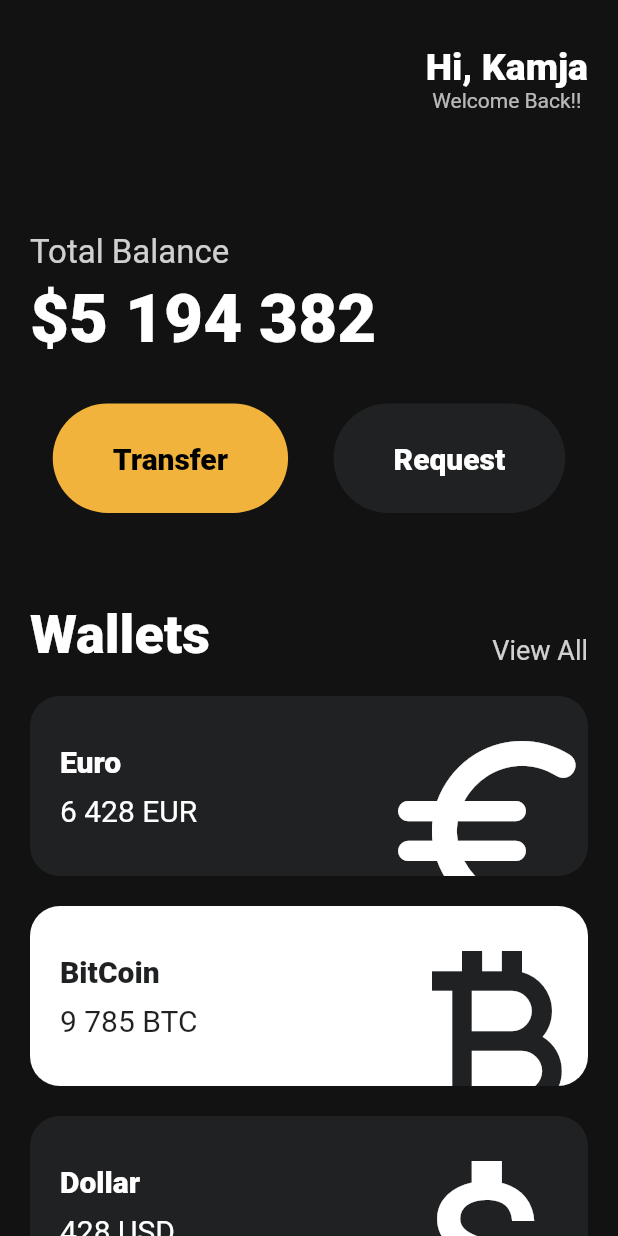
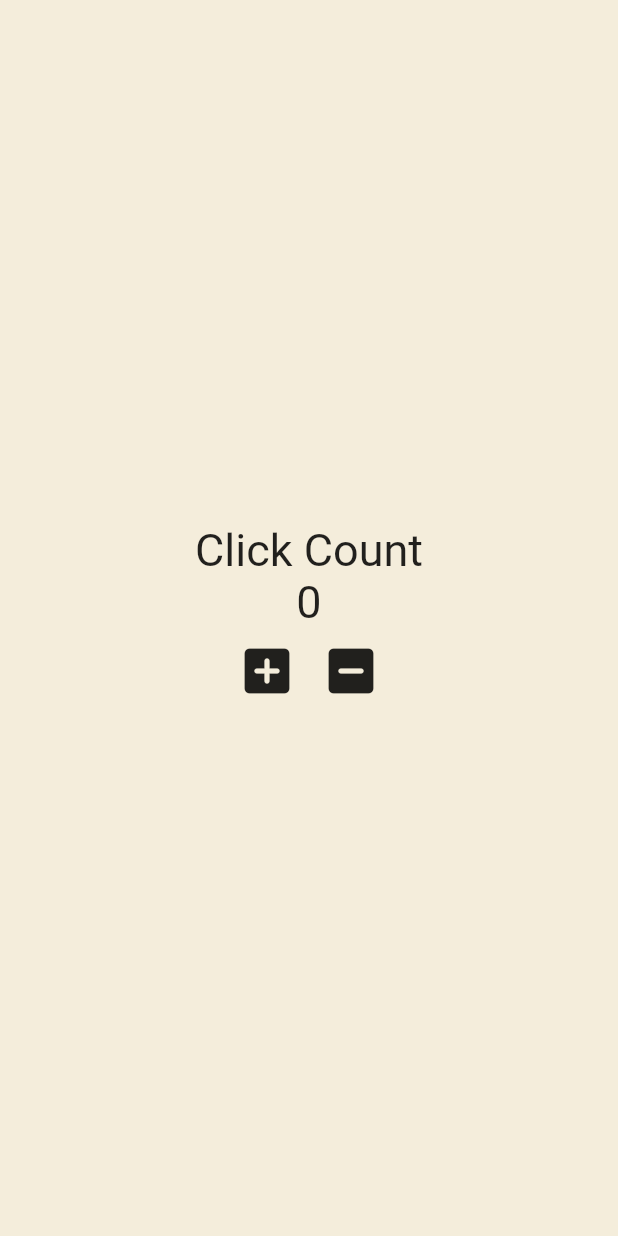
Before and after one commit to kamja44/Flutter, a Flutter app: the screen it shows after launch, on a phone screen of 412 x 824 dp. Run offline on Flutter 3.47's test engine with Material 2 defaults, Android fonts, the phone set to English and light mode, and no system bars.

Commit message:
statefulWidget, setState

```diff
--- a/toonflix/lib/main.dart
+++ b/toonflix/lib/main.dart
@@ -1,144 +1,72 @@
 import 'package:flutter/material.dart';
-import 'package:toonflix/widgets/button.dart';
-import 'package:toonflix/widgets/currency_card.dart';
 
 void main() {
   runApp(const App());
 }
 
-class App extends StatelessWidget {
+class App extends StatefulWidget {
   const App({super.key});
+
+  @override
+  State<App> createState() => _AppState();
+}
+
+class _AppState extends State<App> {
+  int counter = 0;
+
+  void onClicked() {
+    setState(
+      () {
+        counter += 1;
+      },
+    );
+  }
+
+  void onMClicked() {
+    setState(() {
+      counter -= 1;
+    });
+  }
 
   @override
   Widget build(BuildContext context) {
     return MaterialApp(
       home: Scaffold(
-        backgroundColor: const Color.fromRGBO(18, 18, 18, 1),
-        body: SingleChildScrollView(
-          child: Padding(
-            padding: const EdgeInsets.symmetric(horizontal: 20),
+        backgroundColor: const Color(0xFFF4EDDB),
+        body: Center(
           child: Column(
-              crossAxisAlignment: CrossAxisAlignment.start,
-              children: [
-                const SizedBox(
-                  height: 30,
-                ),
-                Row(
-                  mainAxisAlignment: MainAxisAlignment.end,
-                  children: [
-                    Column(
-                      mainAxisAlignment: MainAxisAlignment.end,
+            mainAxisAlignment: MainAxisAlignment.center,
             children: [
               const Text(
-                          "Hi, Kamja",
+                "Click Count",
                 style: TextStyle(
-                            color: Colors.white,
-                            fontSize: 25,
-                            fontWeight: FontWeight.w800,
+                  fontSize: 30,
                 ),
               ),
               Text(
-                          "Welcome Back!!",
-                          style: TextStyle(
-                              color: Colors.white.withOpacity(0.7),
-                              fontSize: 14),
+                "$counter",
+                style: const TextStyle(
+                  fontSize: 30,
+                ),
+              ),
+              Row(
+                mainAxisAlignment: MainAxisAlignment.center,
+                children: [
+                  IconButton(
+                    iconSize: 40,
+                    onPressed: onClicked,
+                    icon: const Icon(
+                      Icons.add_box_rounded,
+                    ),
+                  ),
+                  IconButton(
+                    iconSize: 40,
+                    onPressed: onMClicked,
+                    icon: const Icon(Icons.indeterminate_check_box_rounded),
                   ),
                 ],
               )
             ],
-                ),
-                const SizedBox(
-                  height: 80,
-                ),
-                Text(
-                  "Total Balance",
-                  style: TextStyle(
-                    color: Colors.white.withOpacity(0.8),
-                    fontSize: 22,
-                  ),
-                ),
-                const SizedBox(
-                  height: 5,
-                ),
-                const Text(
-                  "\$5 194 382",
-                  style: TextStyle(
-                    color: Colors.white,
-                    fontSize: 45,
-                    fontWeight: FontWeight.w800,
-                  ),
-                ),
-                const SizedBox(
-                  height: 30,
-                ),
-                const Row(
-                  mainAxisAlignment: MainAxisAlignment.spaceAround,
-                  children: [
-                    Button(
-                      text: "Transfer",
-                      bgColor: Color(0xFFF1B33B),
-                      textColor: Colors.black,
-                    ),
-                    Button(
-                      text: "Request",
-                      bgColor: Color(0xFF1F2123),
-                      textColor: Colors.white,
-                    ),
-                  ],
-                ),
-                const SizedBox(
-                  height: 60,
-                ),
-                Row(
-                  mainAxisAlignment: MainAxisAlignment.spaceBetween,
-                  crossAxisAlignment: CrossAxisAlignment.end,
-                  children: [
-                    const Text(
-                      "Wallets",
-                      style: TextStyle(
-                        color: Colors.white,
-                        fontWeight: FontWeight.w800,
-                        fontSize: 36,
-                      ),
-                    ),
-                    Text(
-                      "View All",
-                      style: TextStyle(
-                        color: Colors.white.withOpacity(0.8),
-                        fontSize: 18,
-                      ),
-                    ),
-                  ],
-                ),
-                const SizedBox(
-                  height: 20,
-                ),
-                const CurrencyCard(
-                  name: "Euro",
-                  code: "EUR",
-                  amount: "6 428",
-                  icon: Icons.euro_rounded,
-                  isInverted: false,
-                  order: 1,
-                ),
-                const CurrencyCard(
-                  name: "BitCoin",
-                  code: "BTC",
-                  amount: "9 785",
-                  icon: Icons.currency_bitcoin,
-                  isInverted: true,
-                  order: 2,
-                ),
-                const CurrencyCard(
-                  name: "Dollar",
-                  code: "USD",
-                  amount: "428",
-                  icon: Icons.attach_money_outlined,
-                  isInverted: false,
-                  order: 3,
-                ),
-              ],
-            ),
           ),
         ),
       ),
```
Also changed, not shown: 1 other file. Lines whose indentation alone changed are shown as unchanged.
